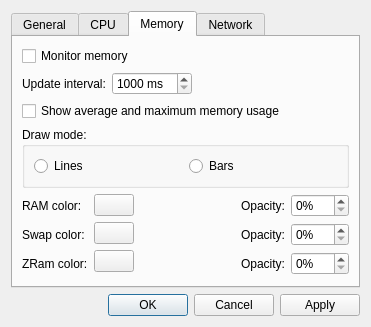
MarioUnoDueTreQuattro/QMonitor, file settings_dialog.ui: the form before one commit.
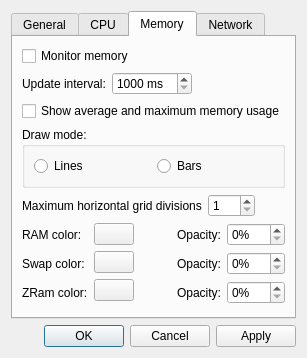
The form after the commit. Custom widgets are drawn as their Qt base class.

Commit message: Option in settings for Maximum grid divisions

```diff
--- a/settings_dialog.ui
+++ b/settings_dialog.ui
@@ -6,8 +6,8 @@
    <rect>
     <x>0</x>
     <y>0</y>
-    <width>371</width>
-    <height>327</height>
+    <width>301</width>
+    <height>358</height>
    </rect>
   </property>
   <property name="windowTitle">
@@ -168,7 +168,7 @@
       <attribute name="title">
        <string>CPU</string>
       </attribute>
-      <layout class="QVBoxLayout" name="verticalLayout_36">
+      <layout class="QVBoxLayout" name="verticalLayout_16">
        <item>
         <widget class="QCheckBox" name="checkBoxMonitorCPU">
          <property name="text">
@@ -355,7 +355,7 @@
       <attribute name="title">
        <string>Memory</string>
       </attribute>
-      <layout class="QVBoxLayout" name="verticalLayout_16">
+      <layout class="QVBoxLayout" name="verticalLayout_17">
        <item>
         <widget class="QCheckBox" name="checkBoxMonitorMemory">
          <property name="text">
@@ -446,6 +446,46 @@
          </layout>
         </widget>
        </item>
+       <item>
+        <layout class="QHBoxLayout" name="horizontalLayout_10">
+         <item>
+          <widget class="QLabel" name="label_17">
+           <property name="text">
+            <string>Maximum horizontal grid divisions</string>
+           </property>
+          </widget>
+         </item>
+         <item>
+          <widget class="QSpinBox" name="spinBoxDivisionsMemory">
+           <property name="suffix">
+            <string/>
+           </property>
+           <property name="minimum">
+            <number>1</number>
+           </property>
+           <property name="maximum">
+            <number>100</number>
+           </property>
+           <property name="singleStep">
+            <number>1</number>
+           </property>
+          </widget>
+         </item>
+         <item>
+          <spacer name="horizontalSpacer_14">
+           <property name="orientation">
+            <enum>Qt::Orientation::Horizontal</enum>
+           </property>
+           <property name="sizeHint" stdset="0">
+            <size>
+             <width>40</width>
+             <height>20</height>
+            </size>
+           </property>
+          </spacer>
+         </item>
+        </layout>
+       </item>
        <item>
         <layout class="QHBoxLayout" name="horizontalLayout_3">
          <item>
```
Left out of the diff: 80 changed lines with no effect on the pictures. The commit also changes 6 other files.
